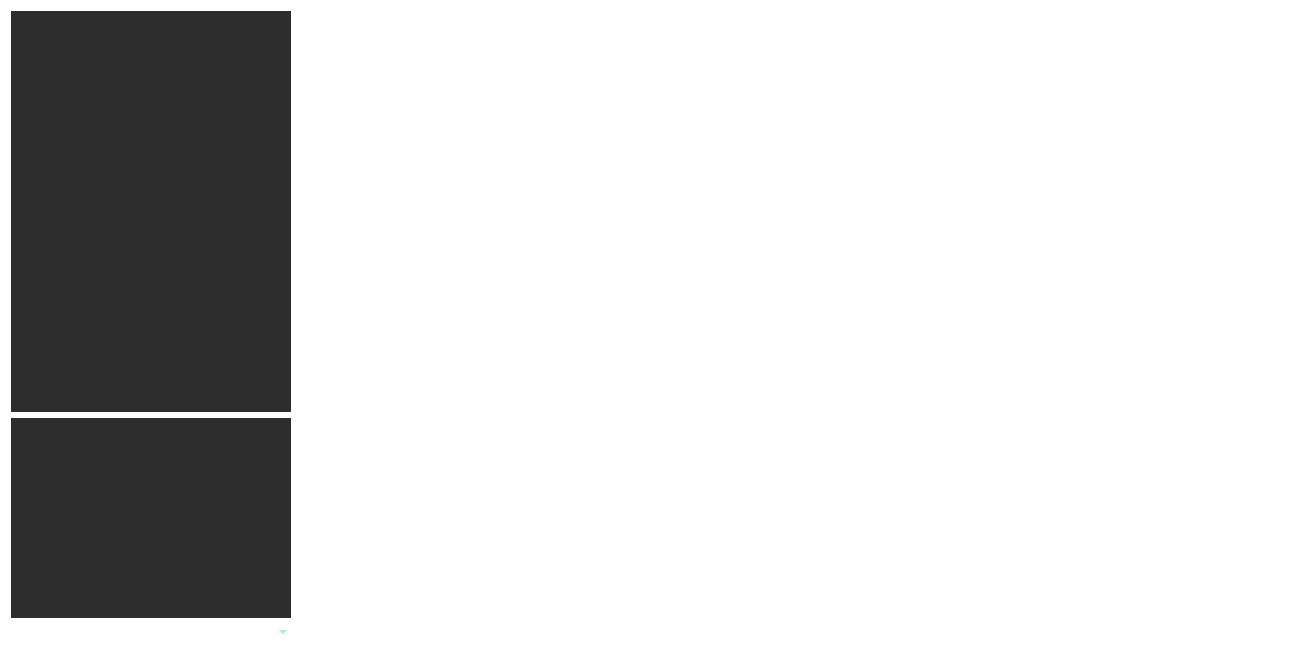
Old version of the form mainwindow.ui in the repository TiFA-git/iKunPlayer.
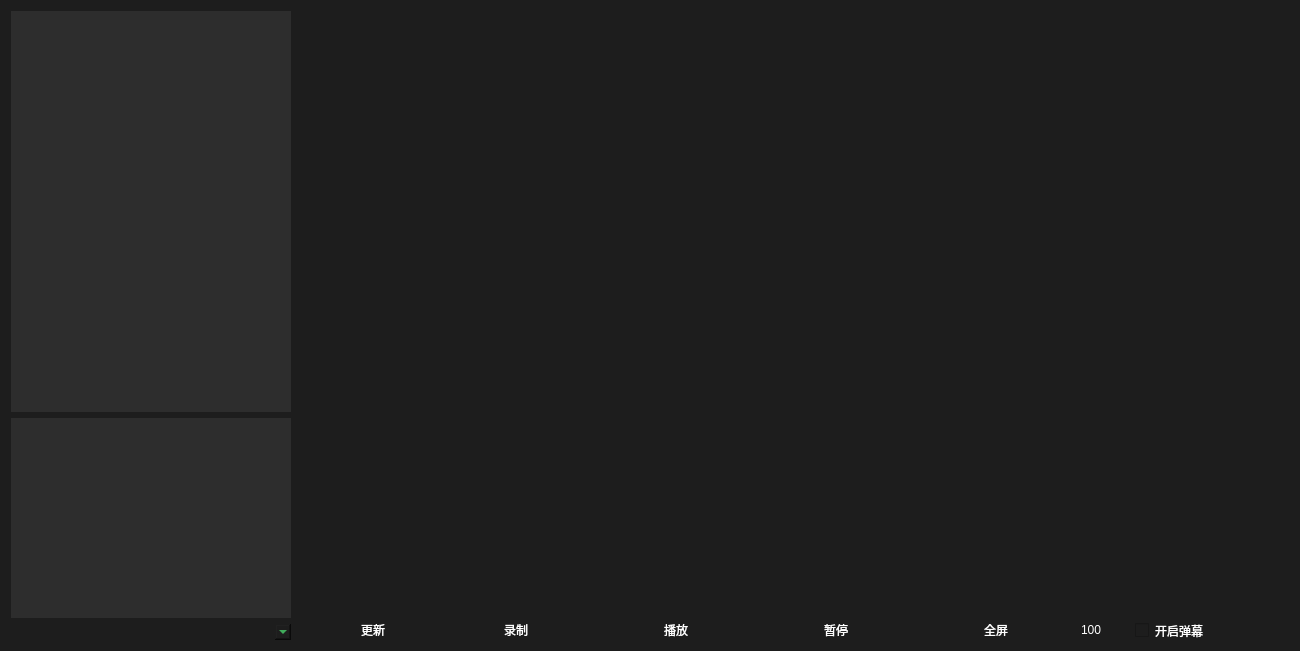
New version of the form.

Commit message: 背景色改变

Diff of the .ui file:
```diff
--- a/mainwindow.ui
+++ b/mainwindow.ui
@@ -14,7 +14,6 @@
    <font>
     <family>微软雅黑</family>
     <pointsize>14</pointsize>
-    <weight>50</weight>
     <italic>false</italic>
     <bold>false</bold>
    </font>
@@ -30,7 +29,7 @@
 border:none;
 }
 QWidget{
-	background-color: rgba(29, 29, 29,0);
+	background-color: rgba(29, 29, 29,255);
 	font: 14pt 微软雅黑;
 	color: rgb(255, 255, 255);
 	border:none;
```
Left out of the diff: 5 changed lines with no effect on the pictures. The commit also changes 2 other files.
